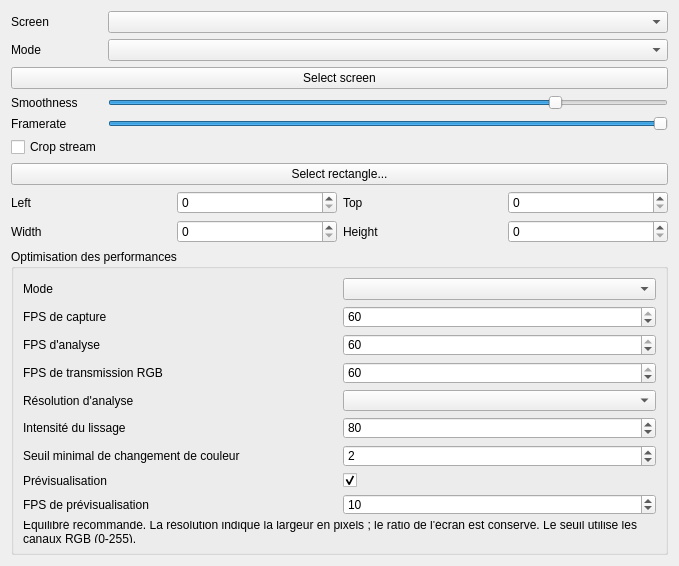
Qt form Effects/Ambient/Ambient.ui (x225franc/OpenRGB) before a commit.
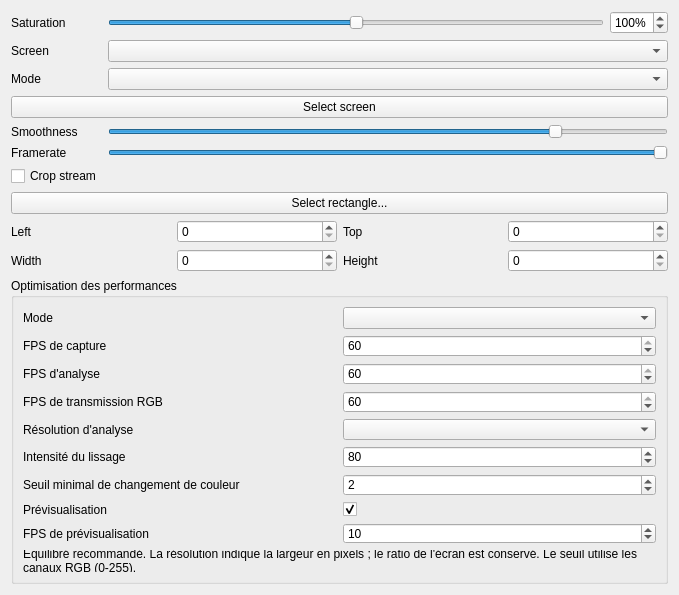
The same form after that commit. Custom widgets are drawn as their Qt base class.

Commit message: Add live Ambient saturation slider with profile persistence

The edit to the form file:
```diff
--- a/Effects/Ambient/Ambient.ui
+++ b/Effects/Ambient/Ambient.ui
@@ -11,6 +11,11 @@
    </rect>
   </property>
   <layout class="QGridLayout" name="gridLayout" columnstretch="0,0">
+   <item row="0" column="0"><widget class="QLabel" name="saturation_label"><property name="text"><string>Saturation</string></property></widget></item>
+   <item row="0" column="1"><layout class="QHBoxLayout" name="saturation_layout">
+    <item><widget class="QTooltipedSlider" name="saturation"><property name="maximum"><number>200</number></property><property name="value"><number>100</number></property><property name="orientation"><enum>Qt::Orientation::Horizontal</enum></property><property name="toolTip"><string>0%: grayscale; 100%: original colors; 200%: stronger colors.</string></property></widget></item>
+    <item><widget class="QSpinBox" name="saturation_value"><property name="maximum"><number>200</number></property><property name="value"><number>100</number></property><property name="suffix"><string>%</string></property></widget></item>
+   </layout></item>
    <item row="2" column="0">
     <widget class="QLabel" name="mode_label">
      <property name="text">
```
The commit also changes 3 other files.
